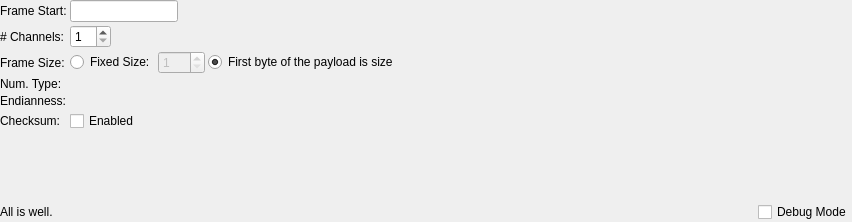
Above: src/framedreadersettings.ui from AlexanderAmelkin/SerialPlot before the change. Below: the same form after it.
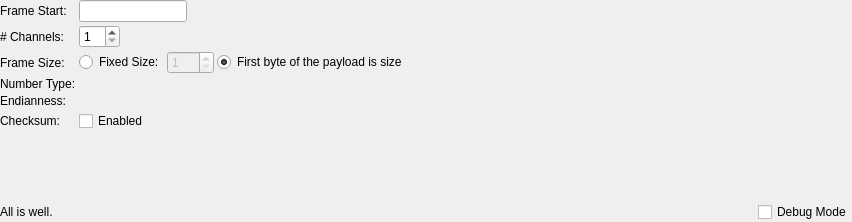
That is the form after the change. Custom widgets are drawn as their Qt base class.

Commit message: use form layout in binary reader settings widget for consistency

Diff of the .ui file:
```diff
--- a/src/framedreadersettings.ui
+++ b/src/framedreadersettings.ui
@@ -120,7 +120,7 @@
         <string>Number Type</string>
        </property>
        <property name="text">
-        <string>Num. Type:</string>
+        <string>Number Type:</string>
        </property>
       </widget>
      </item>
```
Left out of the diff: 2 changed lines with no effect on the pictures. The commit also changes 1 other file.
